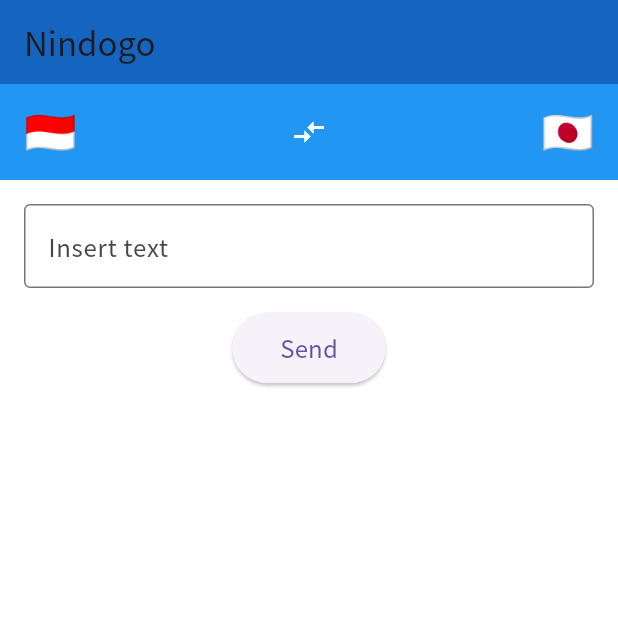
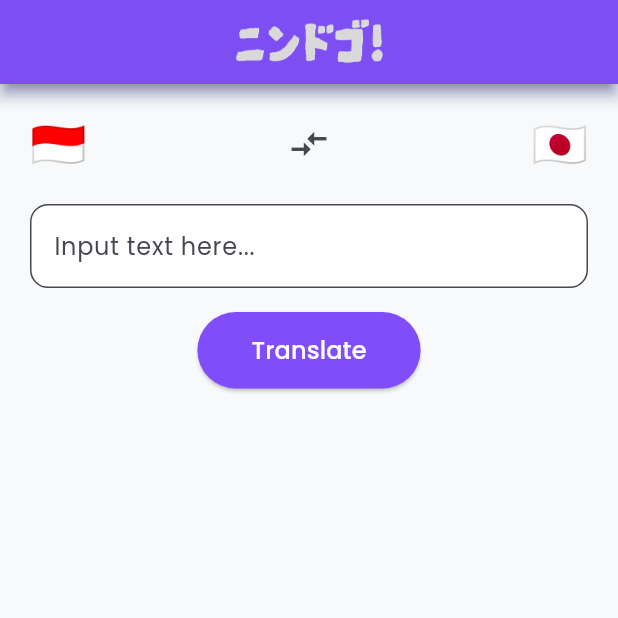
Before and after one commit to vinsensius13/flutter-translatorapp, a Flutter app: the screen it shows after launch, on a phone screen of 412 x 824 dp, the top half of it. Run offline on Flutter 3.47's test engine with Material 3 defaults, Android fonts, the phone set to English and light mode, and no system bars; our stand-ins replace audioplayers, google_fonts.

Commit message:
feat: update UI, add custom app icon, and improve UX

```diff
--- a/lib/main.dart
+++ b/lib/main.dart
@@ -2,6 +2,7 @@ import 'package:flutter/material.dart';
 import 'package:http/http.dart' as http;
 import 'dart:convert';
 import 'package:google_fonts/google_fonts.dart';
+import 'package:audioplayers/audioplayers.dart';
 
 void main() {
   runApp(const TranslatorApp());
@@ -16,8 +17,10 @@ class TranslatorApp extends StatelessWidget {
       title: 'Nindogo',
       debugShowCheckedModeBanner: false,
       theme: ThemeData(
-        primarySwatch: Colors.blue,
-        textTheme: GoogleFonts.notoSansJpTextTheme(),
+        scaffoldBackgroundColor: const Color(0xFFF8F9FA),
+        textTheme: GoogleFonts.poppinsTextTheme(),
+        colorScheme: ColorScheme.fromSeed(seedColor: Colors.indigo),
+        useMaterial3: true,
       ),
       home: const SplashScreen(),
     );
@@ -63,7 +66,6 @@ class _SplashScreenState extends State<SplashScreen>
   @override
   Widget build(BuildContext context) {
     return Scaffold(
-      backgroundColor: Colors.white,
       body: SafeArea(
         child: FadeTransition(
           opacity: _animation,
@@ -72,7 +74,7 @@ class _SplashScreenState extends State<SplashScreen>
               const Spacer(),
               Center(
                 child: Image.asset(
-                  'assets/images/nindogofix.png',
+                  'assets/images/nindogox.png',
                   width: 180,
                   height: 180,
                 ),
@@ -110,6 +112,8 @@ class _TranslatorHomeState extends State<TranslatorHome> {
   String sourceFlag = '🇮🇩';
   String targetFlag = '🇯🇵';
   bool isLoading = false;
+  bool isPlayingAudio = false;
+  final player = AudioPlayer();
 
   void swapLanguage() {
     setState(() {
@@ -128,7 +132,9 @@ class _TranslatorHomeState extends State<TranslatorHome> {
   String handleTimeInput(String input) {
     if (input.contains(":")) {
       final parts = input.split(":");
-      if (parts.length == 2 && int.tryParse(parts[0]) != null && int.tryParse(parts[1]) != null) {
+      if (parts.length == 2 &&
+          int.tryParse(parts[0]) != null &&
+          int.tryParse(parts[1]) != null) {
         return input;
       }
     }
@@ -153,7 +159,7 @@ class _TranslatorHomeState extends State<TranslatorHome> {
 
       final data = jsonDecode(utf8.decode(response.bodyBytes));
       setState(() {
-        translatedText = data['translated_text'] ?? 'Gagal menerjemahkan';
+        translatedText = data['translated_text'] ?? 'Failed to translate';
       });
     } catch (e) {
       setState(() => translatedText = 'Error: $e');
@@ -162,78 +168,129 @@ class _TranslatorHomeState extends State<TranslatorHome> {
     }
   }
 
+  Future<void> playTTS() async {
+    if (translatedText.trim().isEmpty) return;
+
+    setState(() => isPlayingAudio = true);
+    try {
+      final response = await http.post(
+        Uri.parse('https://transapi-2sgz.onrender.com/speak'),
+        headers: {'Content-Type': 'application/json'},
+        body: jsonEncode({
+          'text': translatedText,
+          'src': targetLang,
+          'dest': targetLang,
+        }),
+      );
+
+      if (response.statusCode == 200) {
+        final bytes = response.bodyBytes;
+        await player.play(BytesSource(bytes));
+      } else {
+        debugPrint('Failed to play audio: ${response.statusCode}');
+      }
+    } catch (e) {
+      debugPrint('Error saat play TTS: $e');
+    } finally {
+      setState(() => isPlayingAudio = false);
+    }
+  }
+
   @override
   Widget build(BuildContext context) {
     return Scaffold(
-      resizeToAvoidBottomInset: true,
-      backgroundColor: Colors.white,
       appBar: AppBar(
-        backgroundColor: Colors.blue[800],
-        title: const Text('Nindogo'),
-        elevation: 0,
+        backgroundColor: Color.fromARGB(255, 129, 77, 250),
+        elevation: 4,
+        shadowColor: Colors.indigo,
+        title: Image.asset('assets/images/iconlogo.png', height: 38),
+        centerTitle: true,
       ),
       body: SingleChildScrollView(
-        child: SafeArea(
+        padding: const EdgeInsets.symmetric(horizontal: 20, vertical: 16),
         child: Column(
           children: [
-              Container(
-                padding: const EdgeInsets.symmetric(horizontal: 16, vertical: 8),
-                color: Colors.blue,
-                child: Row(
+            Row(
               mainAxisAlignment: MainAxisAlignment.spaceBetween,
               children: [
-                    Text(sourceFlag, style: const TextStyle(fontSize: 28)),
+                Text(sourceFlag, style: const TextStyle(fontSize: 30)),
                 IconButton(
-                      icon: const Icon(Icons.compare_arrows, color: Colors.white),
+                  icon: const Icon(Icons.compare_arrows, size: 28),
                   onPressed: swapLanguage,
                 ),
-                    Text(targetFlag, style: const TextStyle(fontSize: 28)),
+                Text(targetFlag, style: const TextStyle(fontSize: 30)),
               ],
             ),
-              ),
-              Padding(
-                padding: const EdgeInsets.all(16),
-                child: Column(
-                  children: [
+            const SizedBox(height: 16),
             TextField(
               controller: _controller,
               maxLines: null,
-                      decoration: const InputDecoration(
-                        hintText: 'Insert text',
-                        border: OutlineInputBorder(),
+              decoration: InputDecoration(
+                hintText: 'Input text here...',
+                filled: true,
+                fillColor: Colors.white,
+                border: OutlineInputBorder(
+                  borderRadius: BorderRadius.circular(12),
+                  borderSide: const BorderSide(color: Colors.grey),
+                ),
               ),
             ),
             const SizedBox(height: 16),
             ElevatedButton(
               onPressed: isLoading ? null : translateAndAnalyze,
               style: ElevatedButton.styleFrom(
-                        padding: const EdgeInsets.symmetric(horizontal: 32, vertical: 12),
-                        shape: RoundedRectangleBorder(borderRadius: BorderRadius.circular(30)),
+                backgroundColor: const Color.fromARGB(255, 129, 77, 250),
+                padding: const EdgeInsets.symmetric(horizontal: 36, vertical: 14),
+                shape: RoundedRectangleBorder(
+                    borderRadius: BorderRadius.circular(30)),
               ),
               child: isLoading
                   ? const CircularProgressIndicator(color: Colors.white)
-                          : const Text('Send', style: TextStyle(fontSize: 16)),
+                  : const Text('Translate', style: TextStyle(fontSize: 16, color: Colors.white)),
             ),
             const SizedBox(height: 24),
             if (translatedText.isNotEmpty)
-                      Container(
+              AnimatedOpacity(
+                opacity: 1.0,
+                duration: const Duration(milliseconds: 500),
+                child: Container(
+                  width: double.infinity,
                   padding: const EdgeInsets.all(16),
                   decoration: BoxDecoration(
-                          border: Border.all(color: Colors.grey.shade300),
-                          borderRadius: BorderRadius.circular(12),
+                    color: Colors.white,
+                    border: Border.all(color: Colors.indigo.shade100),
+                    borderRadius: BorderRadius.circular(16),
+                    boxShadow: [
+                      BoxShadow(
+                        color: Colors.grey.withOpacity(0.1),
+                        blurRadius: 8,
+                        offset: const Offset(0, 4),
                       ),
-                        child: Text(
+                    ],
+                  ),
+                  child: Column(
+                    children: [
+                      Text(
                         translatedText,
-                          style: const TextStyle(fontSize: 18),
+                        style: const TextStyle(fontSize: 20),
+                        textAlign: TextAlign.center,
+                      ),
+                      const SizedBox(height: 10),
+                      FloatingActionButton(
+                        onPressed: isPlayingAudio ? null : playTTS,
+                        backgroundColor: const Color.fromARGB(255, 129, 77, 250),
+                        child: isPlayingAudio
+                            ? const CircularProgressIndicator(
+                                color: Colors.white)
+                            : const Icon(Icons.volume_up, color: Colors.white),
+                      )
+                    ],
+                  ),
                 ),
               )
           ],
         ),
       ),
-            ],
-          ),
-        ),
-      ),
     );
   }
 }
--- a/pubspec.yaml
+++ b/pubspec.yaml
@@ -47,7 +47,7 @@ dev_dependencies:
 flutter_launcher_icons:
   android: true
   ios: true
-  image_path: "assets/icons/nindogofix.png"
+  image_path: "assets/icons/nindogox.png"
   remove_alpha_ios: true
 
   # The "flutter_lints" package below contains a set of recommended lints to
@@ -70,6 +70,8 @@ flutter:
 
   assets:
     - assets/images/nindogofix.png
+    - assets/images/iconlogo.png
+    - assets/images/nindogox.png
 
   # To add assets to your application, add an assets section, like this:
   # assets:
@@ -104,6 +106,6 @@ flutter:
 
 flutter_native_splash:
   color: "ffffff"
-  image: assets/images/nindogofix.png
+  image: assets/images/nindogox.png
   android: true
   ios: true
```
Also changed, not shown: assets/icons/nindogox.png (added), assets/images/iconlogo.png (added), assets/images/nindogox.png (added), 27 other files. Lines whose indentation alone changed are shown as unchanged.
